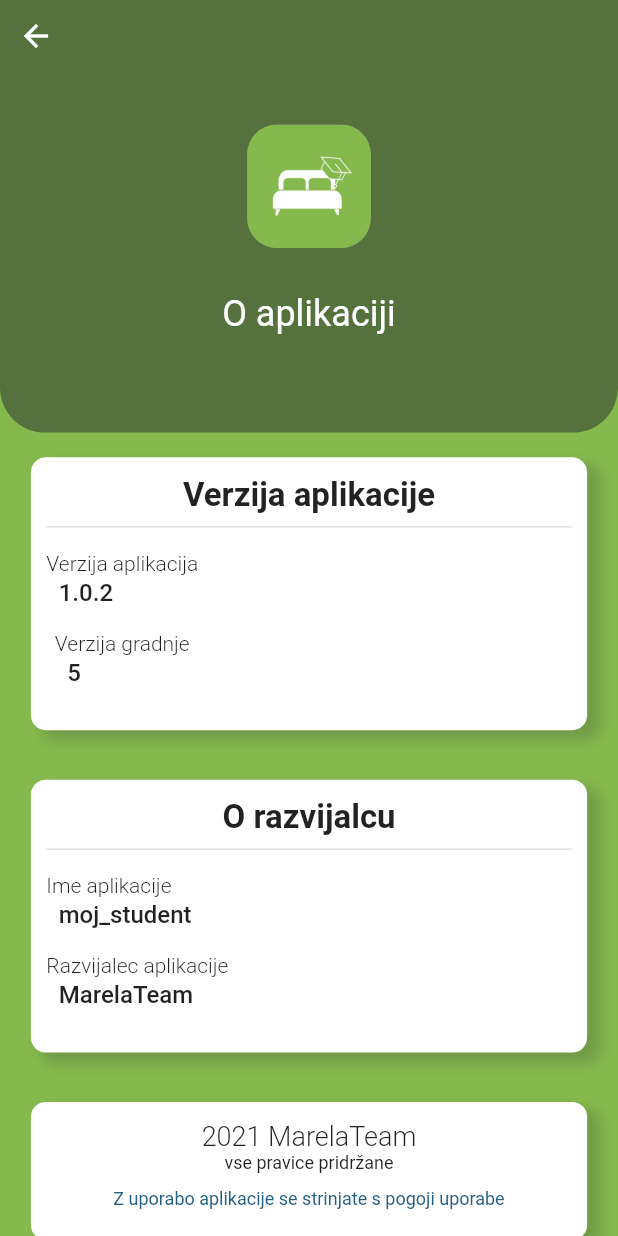
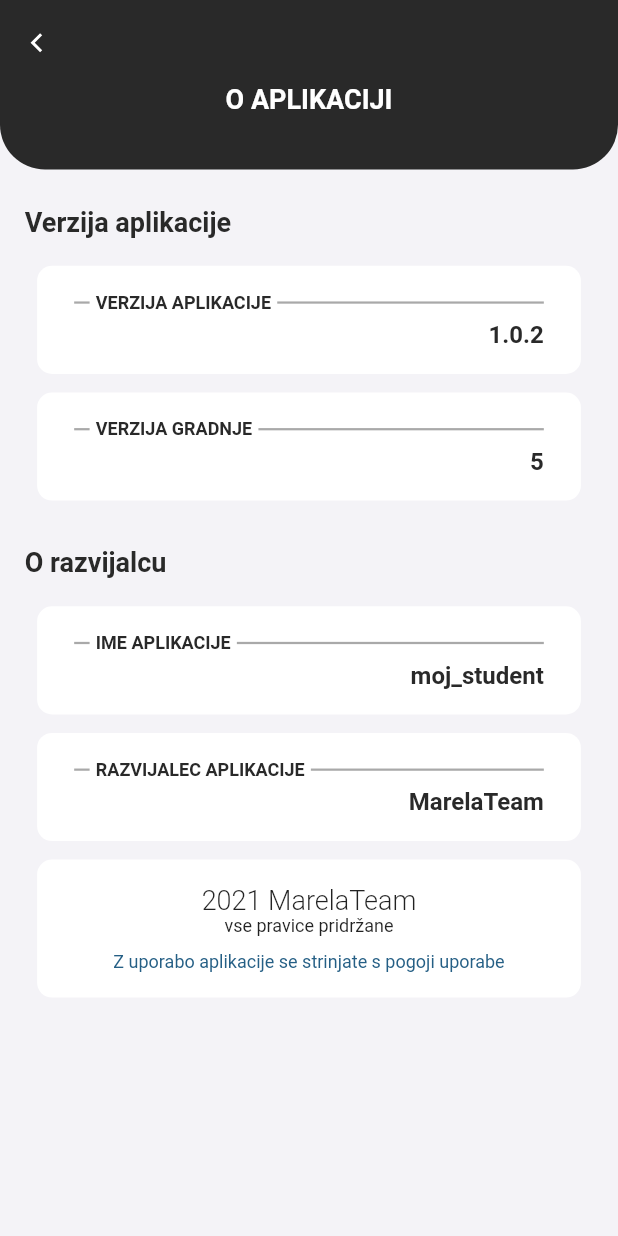
Before and after one commit to mojStudent/MojStudent, a Flutter app: the AboutAppScreen screen opened by its route, on a phone screen of 412 x 824 dp. Run offline on Flutter 3.47's test engine with Material 2 defaults, Android fonts, the phone set to English and light mode, and no system bars; our stand-ins replace bloc, charts_flutter, dio, flutter_bloc, flutter_html, flutter_remix and 4 more; missing offline and left inert: http_interceptor; accounts and stored records are empty; statements that could not run were skipped.

Commit message:
updated about app

```diff
--- a/lib/screens/about_app/about_app_screen.dart
+++ b/lib/screens/about_app/about_app_screen.dart
@@ -2,6 +2,9 @@ import 'package:flutter/material.dart';
 import 'package:moj_student/constants/colors.dart';
 import 'package:moj_student/screens/loading/loading_screen.dart';
 import 'package:moj_student/screens/widgets/box_widget.dart';
+import 'package:moj_student/screens/widgets/data_containers/category_name_container.dart';
+import 'package:moj_student/screens/widgets/data_containers/data_row_with_description.dart';
+import 'package:moj_student/screens/widgets/screen_header.dart';
 import 'package:package_info_plus/package_info_plus.dart';
 import 'package:url_launcher/url_launcher.dart';
 
@@ -32,60 +35,49 @@ class _AboutAppScreenState extends State<AboutAppScreen> {
 
   @override
   Widget build(BuildContext context) {
+    final w = MediaQuery.of(context).size.width;
+    final h = MediaQuery.of(context).size.height;
     return Scaffold(
-        backgroundColor: AppColors.green,
-        body: loading ? LoadingScreen() : _buildWithData());
+        // backgroundColor: Color.alphaBlend(AppColors.russianGreen.withOpacity(0.7), Colors.white),
+        backgroundColor: AppColors.ghostWhite,
+        body: loading ? LoadingScreen() : _buildWithData(h, w));
   }
 
-  Widget _buildWithData() {
-    return CustomScrollView(
+  Widget _buildWithData(double h, double w) {
+    return Column(
+      children: [
+        AppHeader(title: "o aplikaciji"),
+        Expanded(
+          child: CustomScrollView(
+            physics: BouncingScrollPhysics(),
             slivers: [
-        _header(),
-        SliverToBoxAdapter(
-          child: BoxWidget(
-            title: "Verzija aplikacije",
-            cardBody: Column(
-              children: [
-                RowBoxWidget(
-                  description: "Verzija aplikacija",
-                  data: version,
-                ),
-                RowBoxWidget(
-                  description: "Verzija gradnje",
-                  data: buildNumber,
-                ),
-              ],
-            ),
-          ),
-        ),
-        SliverToBoxAdapter(
-          child: BoxWidget(
-            title: "O razvijalcu",
-            cardBody: Column(
-              crossAxisAlignment: CrossAxisAlignment.start,
-              children: [
-                RowBoxWidget(
-                  description: "Ime aplikacije",
-                  data: appName,
-                ),
-                RowBoxWidget(
-                  description: "Razvijalec aplikacije",
-                  data: "MarelaTeam",
-                ),
-              ],
-            ),
-          ),
-        ),
-        SliverToBoxAdapter(
-          child: BoxWidget(
-            cardBody: Center(
+              CategoryNameContainer(categoryName: "Verzija aplikacije"),
+              DataRowWidget(data: "$version", dataName: "Verzija aplikacije"),
+              DataRowWidget(data: "$buildNumber", dataName: "Verzija gradnje"),
+              CategoryNameContainer(categoryName: "O razvijalcu"),
+              DataRowWidget(data: appName ?? '', dataName: "Ime aplikacije"),
+              DataRowWidget(
+                  data: "MarelaTeam", dataName: "Razvijalec aplikacije"),
+              SliverPadding(
+                padding: EdgeInsets.only(bottom: h * 0.05),
+                sliver: SliverToBoxAdapter(
+                  child: Container(
+                    padding: EdgeInsets.symmetric(
+                        horizontal: w * 0.06, vertical: h * 0.02),
+                    margin: EdgeInsets.symmetric(
+                        horizontal: w * 0.06, vertical: h * 0.0075),
+                    decoration: BoxDecoration(
+                        borderRadius: BorderRadius.circular(10),
+                        color: Colors.white),
+                    child: Center(
                       child: Column(
                         crossAxisAlignment: CrossAxisAlignment.center,
                         children: [
                           Text(
                             "2021 MarelaTeam",
                             textAlign: TextAlign.center,
-                    style: TextStyle(fontSize: 18, fontWeight: FontWeight.w300),
+                            style: TextStyle(
+                                fontSize: 18, fontWeight: FontWeight.w300),
                           ),
                           Text(
                             "vse pravice pridržane",
@@ -111,67 +103,11 @@ class _AboutAppScreenState extends State<AboutAppScreen> {
                     ),
                   ),
                 ),
-      ],
-    );
-  }
-
-  Widget _header() {
-    return SliverToBoxAdapter(
-      child: Container(
-        height: MediaQuery.of(context).size.height * 0.35,
-        decoration: BoxDecoration(
-            color: AppColors.raisinBlack.withOpacity(0.5),
-            borderRadius: BorderRadius.vertical(bottom: Radius.circular(30))),
-        child: SafeArea(
-          child: Center(
-            child: Column(
-              mainAxisAlignment: MainAxisAlignment.spaceBetween,
-              children: [
-                Row(
-                  children: [
-                    IconButton(
-                      onPressed: () => Navigator.pop(context),
-                      icon: Icon(
-                        Icons.arrow_back,
-                        color: Colors.white,
-                      ),
-                    )
-                  ],
-                ),
-                Column(
-                  children: [
-                    Container(
-                      height: MediaQuery.of(context).size.height * 0.1,
-                      width: MediaQuery.of(context).size.height * 0.1,
-                      decoration: BoxDecoration(
-                          color: Colors.white.withOpacity(0.3),
-                          borderRadius: BorderRadius.circular(20)),
-                      child: ClipRRect(
-                          borderRadius: BorderRadius.circular(20),
-                          child: Image.asset(
-                            'assets/ikona.png',
-                          )),
-                    ),
-                    SizedBox(
-                      height: 30,
-                    ),
-                    Text(
-                      "O aplikaciji",
-                      style: TextStyle(
-                        color: Colors.white,
-                        fontSize: 24,
-                      ),
-                    ),
-                  ],
-                ),
-                SizedBox(
-                  height: 30,
               ),
             ],
           ),
         ),
-        ),
-      ),
+      ],
     );
   }
 }
--- a/lib/screens/widgets/screen_header.dart
+++ b/lib/screens/widgets/screen_header.dart
@@ -0,0 +1,67 @@
+import 'package:flutter/material.dart';
+import 'package:flutter_remix/flutter_remix.dart';
+import 'package:moj_student/constants/colors.dart';
+
+class AppHeader extends StatelessWidget {
+  const AppHeader({Key? key, required this.title, this.actions = const []})
+      : super(key: key);
+
+  final String title;
+  final List<GestureDetector> actions;
+
+  @override
+  Widget build(BuildContext context) {
+    final w = MediaQuery.of(context).size.width;
+    final h = MediaQuery.of(context).size.height;
+    return Container(
+      width: double.infinity,
+      padding: EdgeInsets.only(bottom: 20),
+      decoration: BoxDecoration(
+          color: AppColors.jet,
+          borderRadius: BorderRadius.vertical(bottom: Radius.circular(30))),
+      child: SafeArea(
+        child: Padding(
+          padding:
+              EdgeInsets.symmetric(horizontal: w * 0.03, vertical: h * 0.02),
+          child: Column(
+            crossAxisAlignment: CrossAxisAlignment.start,
+            children: [
+              Row(
+                mainAxisAlignment: MainAxisAlignment.spaceBetween,
+                children: [
+                  GestureDetector(
+                    child: Icon(
+                      FlutterRemix.arrow_left_s_line,
+                      color: Colors.white,
+                    ),
+                    onTap: () => Navigator.pop(context),
+                  ),
+                  Row(
+                    children: [
+                      for (var action in actions)
+                        Padding(
+                          padding: EdgeInsets.only(right: 15),
+                          child: action,
+                        )
+                    ],
+                  ),
+                ],
+              ),
+              SizedBox(
+                height: 15,
+              ),
+              Center(
+                  child: Text(
+                title.toUpperCase(),
+                style: TextStyle(
+                    color: Colors.white,
+                    fontSize: 18,
+                    fontWeight: FontWeight.w600),
+              ))
+            ],
+          ),
+        ),
+      ),
+    );
+  }
+}
```
Also changed, not shown: lib/screens/profile/profile_details.dart/profile_details_screen.dart (+31 -152 lines), lib/screens/widgets/data_containers/category_name_container.dart (added, +33 -0 lines), lib/screens/widgets/data_containers/data_row_with_description.dart (added, +81 -0 lines). Lines whose indentation alone changed are shown as unchanged.
